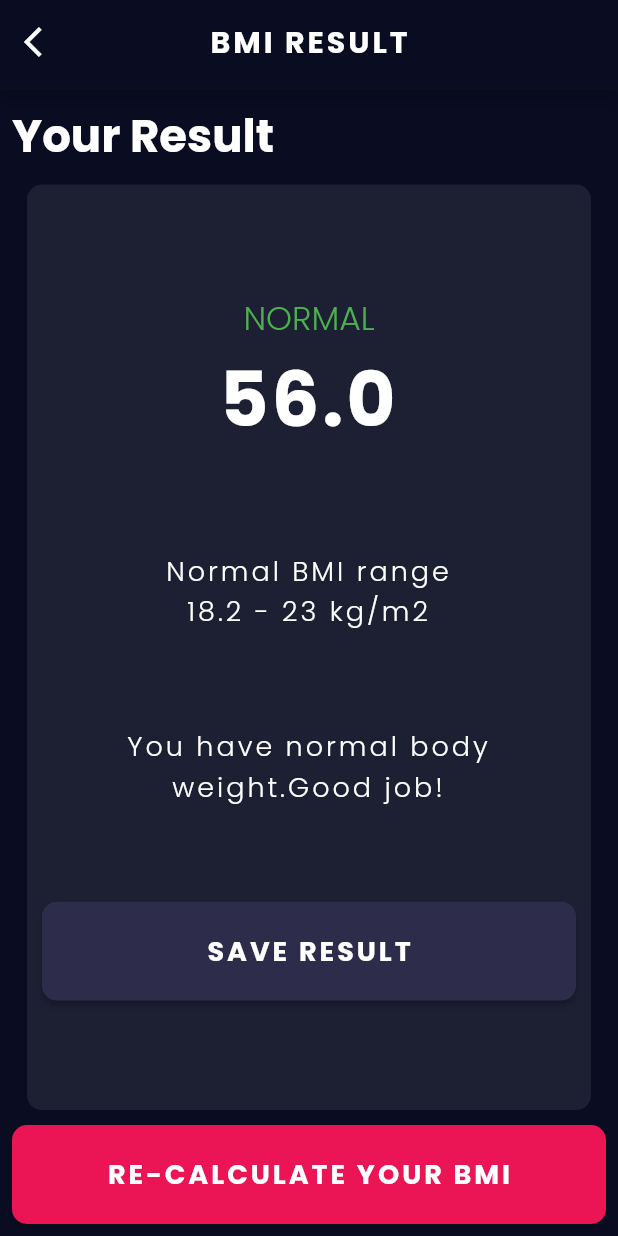
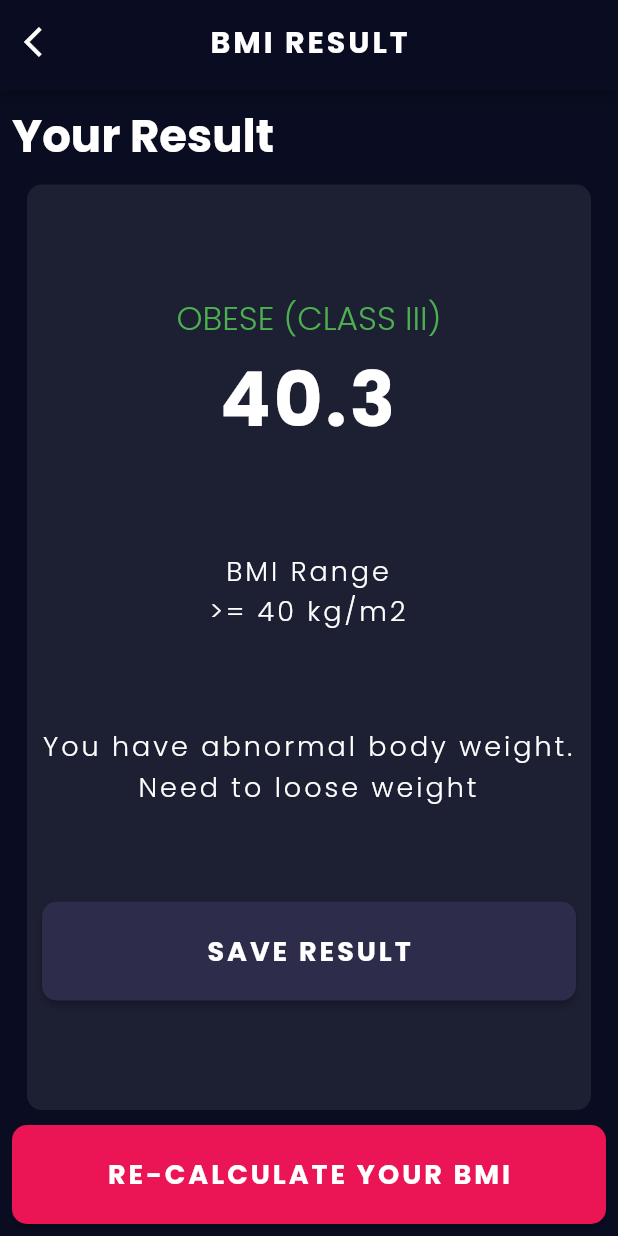
Before and after one commit to brightsonmacha/bmc, a Flutter app: the screen it shows after launch, after a tap on "CALCULATE YOUR BMI", on a phone screen of 412 x 824 dp. Run offline on Flutter 3.47's test engine with Material 2 defaults, Android fonts, the phone set to English and light mode, and no system bars; statements that could not run were skipped.

Commit message:
Add BMI Calculator

```diff
--- a/lib/main.dart
+++ b/lib/main.dart
@@ -1,5 +1,4 @@
 import 'package:bmc/screens/home/home.dart';
-import 'package:bmc/screens/result/result.dart';
 import 'package:bmc/screens/welcome/welcome.dart';
 import 'package:bmc/utils/theme_data.dart';
 import 'package:flutter/material.dart';
@@ -28,7 +27,6 @@ class BmCalculator extends StatelessWidget {
       routes: {
         '/': (context) => const WelcomeScreen(),
         '/home': (context) => const HomeScreen(),
-        '/result': (context) => const ResultPage()
       },
     );
   }
--- a/lib/screens/home/components/body.dart
+++ b/lib/screens/home/components/body.dart
@@ -3,6 +3,8 @@ import 'package:bmc/screens/home/components/btn_small_rnd.dart';
 import 'package:bmc/screens/home/components/icon_text.dart';
 import 'package:bmc/screens/home/components/small_card.dart';
 import 'package:bmc/screens/home/components/small_card_body.dart';
+import 'package:bmc/screens/result/result.dart';
+import 'package:bmc/services/bmi_calculator.dart';
 import 'package:bmc/services/enums/gender.dart';
 import 'package:bmc/utils/constant.dart';
 import 'package:flutter/material.dart';
@@ -22,10 +24,10 @@ class _BodyHomeState extends State<BodyHome> {
   int _age = 23;
 
   void activateCard(Enum value) {
-    if(value == Gender.MALE){
+    if (value == Gender.MALE) {
       _activeCardMale = kAncientColorActive;
       _activeCardFemale = kAncientColor;
-    }else{
+    } else {
       _activeCardFemale = kAncientColorActive;
       _activeCardMale = kAncientColor;
     }
@@ -42,7 +44,7 @@ class _BodyHomeState extends State<BodyHome> {
               children: [
                 Expanded(
                   child: GestureDetector(
-                    onTap: (){
+                    onTap: () {
                       setState(() {
                         activateCard(Gender.MALE);
                       });
@@ -58,7 +60,7 @@ class _BodyHomeState extends State<BodyHome> {
                 ),
                 Expanded(
                   child: GestureDetector(
-                    onTap: (){
+                    onTap: () {
                       setState(() {
                         activateCard(Gender.FEMALE);
                       });
@@ -101,7 +103,7 @@ class _BodyHomeState extends State<BodyHome> {
                     child: Slider(
                       value: _height.toDouble(),
                       min: 10,
-                      max: 200,
+                      max: 250,
                       onChanged: (double value) {
                         setState(() {
                           _height = value.round();
@@ -192,8 +194,19 @@ class _BodyHomeState extends State<BodyHome> {
           ButtonToNavigate(
             btnText: "CALCULATE YOUR BMI",
             backColor: kSecondaryColor,
-            onPressed: (){
-              Navigator.pushNamed(context, '/result');
+            onPressed: () {
+              BmiCalculator bmi = BmiCalculator(_weight, _height);
+              Navigator.push(
+                context,
+                MaterialPageRoute(
+                  builder: (context) => ResultPage(
+                    bmiDescription: bmi.getBmiDescription(),
+                    bmiRange: bmi.getBmiRange(),
+                    bmiStatus: bmi.getBmiStatus(),
+                    bmiValue: bmi.getBmiValue(),
+                  ),
+                ),
+              );
             },
           ),
         ],
--- a/lib/screens/result/components/body.dart
+++ b/lib/screens/result/components/body.dart
@@ -5,7 +5,18 @@ import 'package:bmc/utils/styles.dart';
 import 'package:flutter/material.dart';
 
 class ResultBody extends StatelessWidget {
-  const ResultBody({Key? key}) : super(key: key);
+  final String bmiStatus;
+  final String bmiValue;
+  final String bmiRange;
+  final String bmiDescription;
+
+  const ResultBody(
+      {Key? key,
+      required this.bmiStatus,
+      required this.bmiValue,
+      required this.bmiRange,
+      required this.bmiDescription})
+      : super(key: key);
 
   @override
   Widget build(BuildContext context) {
@@ -31,16 +42,16 @@ class ResultBody extends StatelessWidget {
                 children: [
                   Column(
                     children: [
-                      const Text(
-                        "NORMAL",
+                      Text(
+                        bmiStatus.toUpperCase(),
                         textAlign: TextAlign.center,
-                        style: TextStyle(
+                        style: const TextStyle(
                           color: Colors.green,
                           fontSize: 22.0,
                         ),
                       ),
                       Text(
-                        "56.0",
+                        bmiValue,
                         textAlign: TextAlign.center,
                         style: kStyleSmallCardBigTxt,
                       ),
@@ -49,19 +60,19 @@ class ResultBody extends StatelessWidget {
                   Column(
                     children: [
                       Text(
-                        "Normal BMI range",
+                        "BMI Range",
                         textAlign: TextAlign.center,
                         style: kStyleSmallCardSmallTxt,
                       ),
                       Text(
-                        "18.2 - 23 kg/m2",
+                        bmiRange + " kg/m2",
                         textAlign: TextAlign.center,
                         style: kStyleSmallCardSmallTxt,
                       ),
                     ],
                   ),
                   Text(
-                    "You have normal body weight.Good job!",
+                    bmiDescription,
                     style: kStyleSmallCardSmallTxt,
                     softWrap: true,
                     textAlign: TextAlign.center,
--- a/lib/screens/result/result.dart
+++ b/lib/screens/result/result.dart
@@ -3,7 +3,18 @@ import 'package:bmc/screens/widgets/app_bar.dart';
 import 'package:flutter/material.dart';
 
 class ResultPage extends StatefulWidget {
-  const ResultPage({Key? key}) : super(key: key);
+  final String bmiValue;
+  final String bmiStatus;
+  final String bmiRange;
+  final String bmiDescription;
+
+  const ResultPage(
+      {Key? key,
+      required this.bmiValue,
+      required this.bmiStatus,
+      required this.bmiRange,
+      required this.bmiDescription})
+      : super(key: key);
 
   @override
   _ResultPageState createState() => _ResultPageState();
@@ -20,7 +31,12 @@ class _ResultPageState extends State<ResultPage> {
           Navigator.pop(context);
         },
       ),
-      body: const ResultBody(),
+      body: ResultBody(
+        bmiValue: widget.bmiValue,
+        bmiStatus: widget.bmiStatus,
+        bmiRange: widget.bmiRange,
+        bmiDescription: widget.bmiDescription,
+      ),
     );
   }
 }
--- /dev/null
+++ b/lib/services/bmi_calculator.dart
@@ -0,0 +1,80 @@
+import 'dart:math';
+
+class BmiCalculator {
+  final int weight;
+  final int height;
+
+  BmiCalculator(this.weight, this.height);
+
+  double calculateBmiValue() {
+    return weight / pow(height / 100, 2);
+  }
+
+  //bmi range
+  String getBmiRange() {
+    double _bmValue = calculateBmiValue();
+    if (_bmValue < 16.0) {
+      return "<16.0";
+    } else if (16.0 <= _bmValue && _bmValue < 16.9) {
+      return "16.0 - 16.9";
+    } else if (17 <= _bmValue && _bmValue < 18.5) {
+      return "17.0 - 18.4";
+    } else if (18.5 <= _bmValue && _bmValue < 25) {
+      return "18.5 - 24.9";
+    } else if (25 <= _bmValue && _bmValue < 30) {
+      return "25 - 29.9";
+    } else if (30 <= _bmValue && _bmValue < 35) {
+      return "30 - 34.9";
+    } else if (35 <= _bmValue && _bmValue < 40) {
+      return "35 - 39.9";
+    } else {
+      return ">= 40";
+    }
+  }
+
+  //bmi status
+  String getBmiStatus() {
+    double _bmValue = calculateBmiValue();
+    if (_bmValue < 16.0) {
+      return "Underweight (Severe thinness)";
+    } else if (16.0 <= _bmValue && _bmValue < 18.5) {
+      return "Underweight (Mild thinness)";
+    } else if (18.5 <= _bmValue && _bmValue < 25) {
+      return "Normal range";
+    } else if (25 <= _bmValue && _bmValue < 30) {
+      return "Overweight (Pre-obese)";
+    } else if (30 <= _bmValue && _bmValue < 35) {
+      return "Obese (Class I)";
+    } else if (35 <= _bmValue && _bmValue < 40) {
+      return "Obese (Class II)";
+    } else {
+      return "Obese (Class III)";
+    }
+  }
+
+  //bmi value
+  String getBmiValue() {
+    double _bmValue = calculateBmiValue();
+    return _bmValue.toStringAsFixed(1);
+  }
+
+  //bmi descriptive
+  String getBmiDescription() {
+    double _bmValue = calculateBmiValue();
+    if (_bmValue < 16.0) {
+      return "You have body weight below limits. Need diet";
+    } else if (16.0 <= _bmValue && _bmValue < 18.5) {
+      return "One step close to normal. Normalize your diet";
+    } else if (18.5 <= _bmValue && _bmValue < 25) {
+      return "You have normal body weight. Good Job!";
+    } else if (25 <= _bmValue && _bmValue < 30) {
+      return "You have increased body weight above normal.";
+    } else if (30 <= _bmValue && _bmValue < 35) {
+      return "Your body weight one step to danger. Loose weight";
+    } else if (35 <= _bmValue && _bmValue < 40) {
+      return "Your body weight at danger. Need to exercise";
+    } else {
+      return "You have abnormal body weight. Need to loose weight";
+    }
+  }
+}
```
